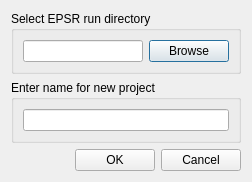
Qt form src/createnewdialog.ui (samcallear/EPSRgui) before a commit.
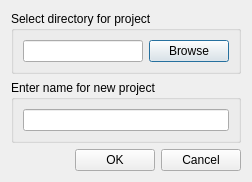
The same form after that commit.

Commit message: changed dialog wording

Patch:
```diff
--- a/src/createnewdialog.ui
+++ b/src/createnewdialog.ui
@@ -17,7 +17,7 @@
    <item>
     <widget class="QGroupBox" name="groupBox_3">
      <property name="title">
-      <string>Select EPSR run directory</string>
+      <string>Select directory for project</string>
      </property>
      <layout class="QHBoxLayout" name="horizontalLayout">
       <item>
```
